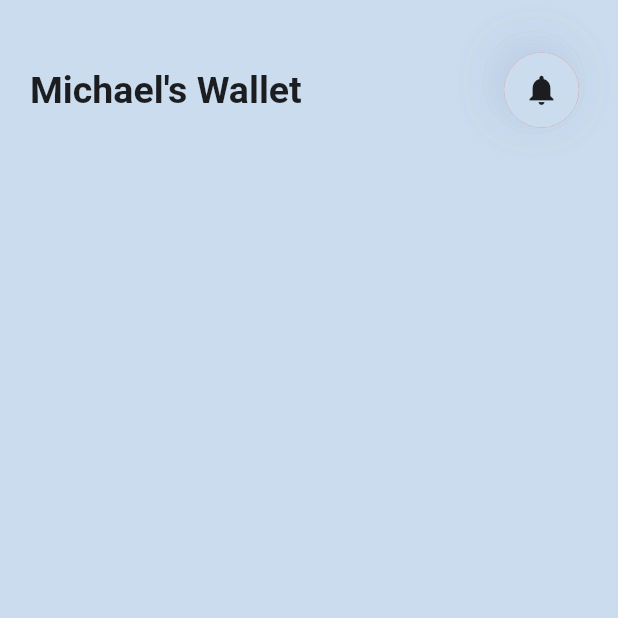
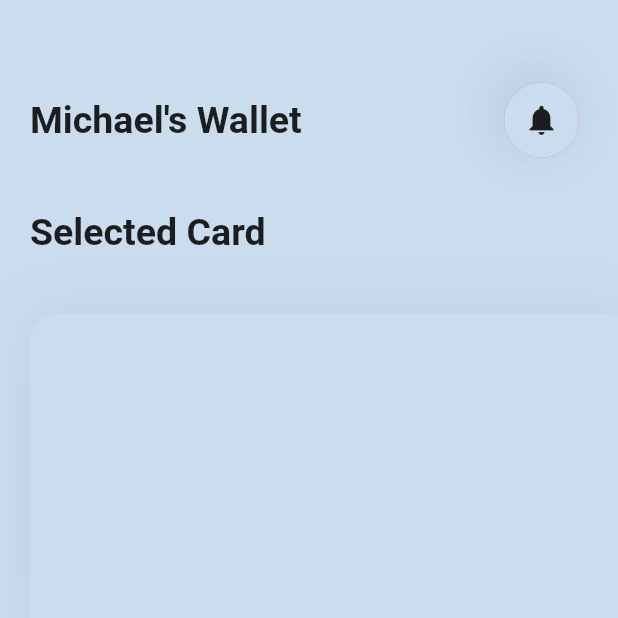
Before and after one commit to mickyCyb/FlutterApps, a Flutter app: the screen it shows after launch, on a phone screen of 412 x 824 dp, the top half of it. Run offline on Flutter 3.47's test engine with Material 2 defaults, Android fonts, the phone set to English and light mode, and no system bars.

Commit message:
card section added with listview builder

```diff
--- a/wallet_app/lib/main.dart
+++ b/wallet_app/lib/main.dart
@@ -1,5 +1,6 @@
 import 'package:flutter/material.dart';
 import 'package:wallet_app/data.dart';
+import 'package:wallet_app/widgets/card_section.dart';
 import 'package:wallet_app/widgets/wallet_header.dart';
 
 void main() {
@@ -18,12 +19,13 @@ class HomePage extends StatelessWidget {
       backgroundColor: primaryColor,
       body: Column(
         children: [
+          SizedBox(height: 20,),
           Container(
             height: 120,
             child: WalletHeader(),
           ),
           Expanded(
-            child: Container(
+            child: CardSection(
 
             )
           ),
--- /dev/null
+++ b/wallet_app/lib/widgets/card_section.dart
@@ -0,0 +1,43 @@
+import 'package:flutter/material.dart';
+import 'package:wallet_app/data.dart';
+
+class CardSection extends StatelessWidget {
+  const CardSection({ Key? key }) : super(key: key);
+
+  @override
+  Widget build(BuildContext context) {
+    return Column(
+      children: [
+        Container(
+          alignment: Alignment.topLeft,
+          margin: EdgeInsets.symmetric(horizontal: 20),
+          child: Text(
+            'Selected Card',
+            style: TextStyle(
+              fontWeight: FontWeight.bold,
+              fontSize: 25,
+            ),
+          ),
+        ),
+          Expanded(
+            child: ListView.builder(
+              itemCount: 4,
+              scrollDirection: Axis.horizontal,
+              itemBuilder: (context,index){
+                return Container(
+                  margin: EdgeInsets.symmetric(horizontal: 20, vertical: 40),
+                  width: MediaQuery.of(context).size.width,
+                  decoration: BoxDecoration(
+                    color: primaryColor,
+                    borderRadius: BorderRadius.circular(20),
+                    boxShadow: customShadow,
+                  ),
+                );
+              }
+            ),
+          ),
+
+      ],
+    );
+  }
+}
```
